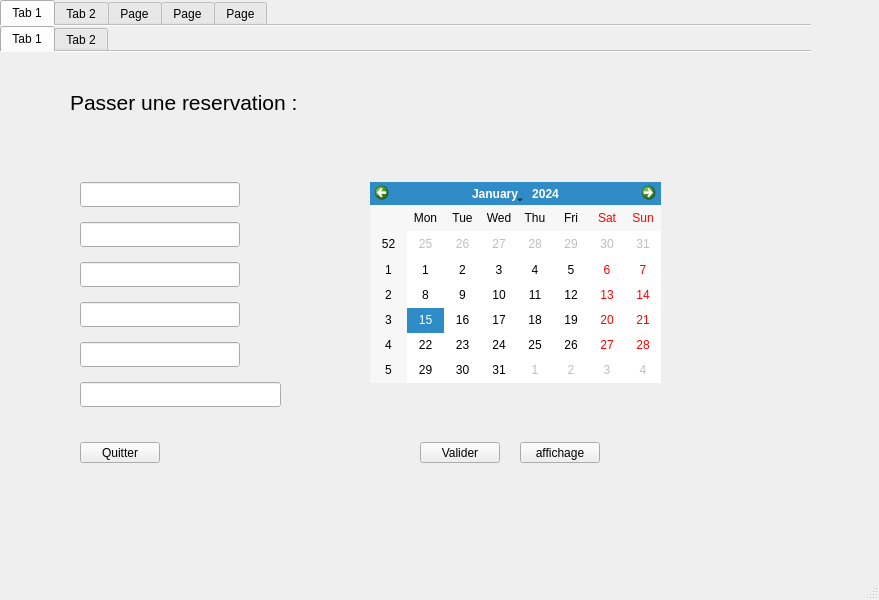
The window that mainwindow.ui (mohamed-amine-aouadi/my-hotel) describes before a commit, drawn with Qt 5.
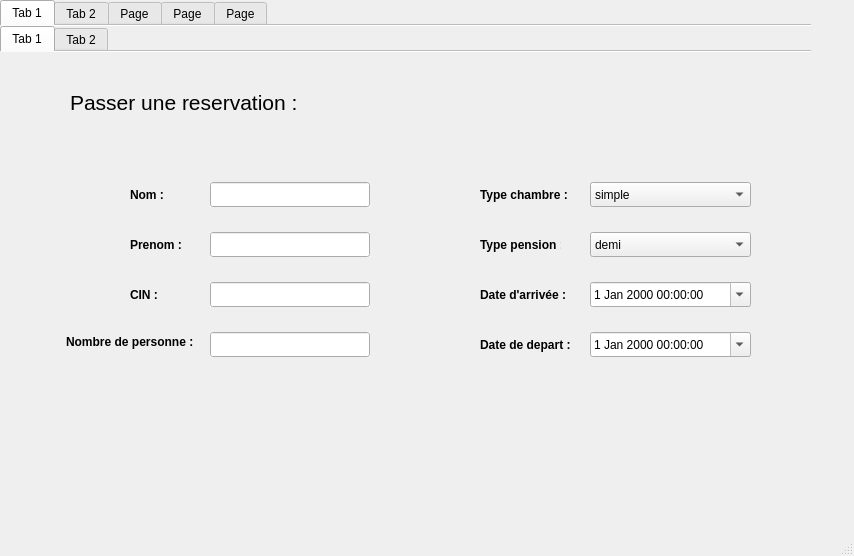
The same window after the commit. The open tabs and pages were chosen to show the change. Icons and pictures are not drawn.

```diff
--- a/mainwindow.ui
+++ b/mainwindow.ui
@@ -6,8 +6,8 @@
    <rect>
     <x>0</x>
     <y>0</y>
-    <width>879</width>
-    <height>600</height>
+    <width>854</width>
+    <height>556</height>
    </rect>
   </property>
   <property name="windowTitle">
@@ -58,11 +58,24 @@
        <attribute name="title">
         <string>Tab 1</string>
        </attribute>
+       <widget class="QLineEdit" name="Nom">
+        <property name="geometry">
+         <rect>
+          <x>210</x>
+          <y>130</y>
+          <width>160</width>
+          <height>25</height>
+         </rect>
+        </property>
+        <property name="autoFillBackground">
+         <bool>true</bool>
+        </property>
+       </widget>
        <widget class="QLineEdit" name="CIIN_2">
         <property name="geometry">
          <rect>
-          <x>80</x>
-          <y>170</y>
+          <x>210</x>
+          <y>230</y>
           <width>160</width>
           <height>25</height>
          </rect>
@@ -71,46 +84,27 @@
          <bool>true</bool>
         </property>
        </widget>
-       <widget class="QLineEdit" name="TypeCH">
-        <property name="geometry">
-         <rect>
-          <x>80</x>
-          <y>250</y>
-          <width>160</width>
-          <height>25</height>
-         </rect>
-        </property>
-        <property name="autoFillBackground">
-         <bool>true</bool>
-        </property>
-       </widget>
-       <widget class="QCalendarWidget" name="calendarWidget_2">
-        <property name="geometry">
-         <rect>
-          <x>370</x>
-          <y>130</y>
-          <width>291</width>
-          <height>201</height>
-         </rect>
-        </property>
-        <property name="autoFillBackground">
-         <bool>true</bool>
-        </property>
-       </widget>
        <widget class="QPushButton" name="pushButton_4">
         <property name="geometry">
          <rect>
-          <x>80</x>
+          <x>90</x>
           <y>390</y>
-          <width>80</width>
-          <height>21</height>
+          <width>40</width>
+          <height>40</height>
          </rect>
         </property>
         <property name="autoFillBackground">
-         <bool>true</bool>
+         <bool>false</bool>
+        </property>
+        <property name="styleSheet">
+         <string notr="true">background-color:tranparent;
+border-image:url(:/images/icones/quit.png);
+background:none;
+border:none;
+background-repeat:none;</string>
         </property>
         <property name="text">
-         <string>Quitter</string>
+         <string/>
         </property>
        </widget>
        <widget class="QPushButton" name="pushButton_6">
@@ -118,35 +112,29 @@
          <rect>
           <x>520</x>
           <y>390</y>
-          <width>80</width>
-          <height>21</height>
+          <width>45</width>
+          <height>40</height>
          </rect>
         </property>
         <property name="autoFillBackground">
-         <bool>true</bool>
+         <bool>false</bool>
+        </property>
+        <property name="styleSheet">
+         <string notr="true">background-color:tranparent;
+border-image:url(:/images/icones/view.png);
+background:none;
+border:none;
+background-repeat:none;</string>
         </property>
         <property name="text">
-         <string>affichage</string>
-        </property>
-       </widget>
-       <widget class="QLineEdit" name="TypePT">
-        <property name="geometry">
-         <rect>
-          <x>80</x>
-          <y>290</y>
-          <width>160</width>
-          <height>25</height>
-         </rect>
-        </property>
-        <property name="autoFillBackground">
-         <bool>true</bool>
+         <string/>
         </property>
        </widget>
        <widget class="QLineEdit" name="NBpersonnes_2">
         <property name="geometry">
          <rect>
-          <x>80</x>
-          <y>210</y>
+          <x>210</x>
+          <y>280</y>
           <width>160</width>
           <height>25</height>
          </rect>
@@ -158,8 +146,8 @@
        <widget class="QLineEdit" name="NomPrenom_2">
         <property name="geometry">
          <rect>
-          <x>80</x>
-          <y>130</y>
+          <x>210</x>
+          <y>180</y>
           <width>160</width>
           <height>25</height>
          </rect>
@@ -168,33 +156,27 @@
          <bool>true</bool>
         </property>
        </widget>
-       <widget class="QLineEdit" name="payer_2">
-        <property name="geometry">
-         <rect>
-          <x>80</x>
-          <y>330</y>
-          <width>201</width>
-          <height>25</height>
-         </rect>
-        </property>
-        <property name="autoFillBackground">
-         <bool>true</bool>
-        </property>
-       </widget>
        <widget class="QPushButton" name="pushButton_5">
         <property name="geometry">
          <rect>
           <x>420</x>
           <y>390</y>
-          <width>80</width>
-          <height>21</height>
+          <width>40</width>
+          <height>40</height>
          </rect>
         </property>
         <property name="autoFillBackground">
-         <bool>true</bool>
+         <bool>false</bool>
+        </property>
+        <property name="styleSheet">
+         <string notr="true">background-color:tranparent;
+border-image:url(:/images/icones/save.png);
+background:none;
+border:none;
+background-repeat:none;</string>
         </property>
         <property name="text">
-         <string>Valider</string>
+         <string/>
         </property>
        </widget>
        <widget class="QLabel" name="label">
@@ -215,6 +197,229 @@
          <string>Passer une reservation :</string>
         </property>
        </widget>
+       <widget class="QLabel" name="label_14">
+        <property name="geometry">
+         <rect>
+          <x>130</x>
+          <y>130</y>
+          <width>70</width>
+          <height>25</height>
+         </rect>
+        </property>
+        <property name="font">
+         <font>
+          <weight>75</weight>
+          <bold>true</bold>
+         </font>
+        </property>
+        <property name="text">
+         <string>Nom :</string>
+        </property>
+       </widget>
+       <widget class="QLabel" name="label_15">
+        <property name="geometry">
+         <rect>
+          <x>130</x>
+          <y>180</y>
+          <width>70</width>
+          <height>25</height>
+         </rect>
+        </property>
+        <property name="font">
+         <font>
+          <weight>75</weight>
+          <bold>true</bold>
+         </font>
+        </property>
+        <property name="text">
+         <string>Prenom :</string>
+        </property>
+       </widget>
+       <widget class="QLabel" name="label_16">
+        <property name="geometry">
+         <rect>
+          <x>130</x>
+          <y>230</y>
+          <width>70</width>
+          <height>25</height>
+         </rect>
+        </property>
+        <property name="font">
+         <font>
+          <weight>75</weight>
+          <bold>true</bold>
+         </font>
+        </property>
+        <property name="text">
+         <string>CIN :</string>
+        </property>
+       </widget>
+       <widget class="QLabel" name="label_17">
+        <property name="geometry">
+         <rect>
+          <x>66</x>
+          <y>280</y>
+          <width>131</width>
+          <height>20</height>
+         </rect>
+        </property>
+        <property name="font">
+         <font>
+          <weight>75</weight>
+          <bold>true</bold>
+         </font>
+        </property>
+        <property name="text">
+         <string>Nombre de personne :</string>
+        </property>
+       </widget>
+       <widget class="QLabel" name="label_18">
+        <property name="geometry">
+         <rect>
+          <x>480</x>
+          <y>130</y>
+          <width>91</width>
+          <height>25</height>
+         </rect>
+        </property>
+        <property name="font">
+         <font>
+          <weight>75</weight>
+          <bold>true</bold>
+         </font>
+        </property>
+        <property name="text">
+         <string>Type chambre :</string>
+        </property>
+       </widget>
+       <widget class="QLabel" name="label_19">
+        <property name="geometry">
+         <rect>
+          <x>480</x>
+          <y>180</y>
+          <width>81</width>
+          <height>25</height>
+         </rect>
+        </property>
+        <property name="font">
+         <font>
+          <weight>75</weight>
+          <bold>true</bold>
+         </font>
+        </property>
+        <property name="text">
+         <string>Type pension :</string>
+        </property>
+       </widget>
+       <widget class="QLabel" name="label_20">
+        <property name="geometry">
+         <rect>
+          <x>480</x>
+          <y>230</y>
+          <width>91</width>
+          <height>25</height>
+         </rect>
+        </property>
+        <property name="font">
+         <font>
+          <weight>75</weight>
+          <bold>true</bold>
+         </font>
+        </property>
+        <property name="text">
+         <string>Date d'arrivée :</string>
+        </property>
+       </widget>
+       <widget class="QLabel" name="label_21">
+        <property name="geometry">
+         <rect>
+          <x>480</x>
+          <y>280</y>
+          <width>91</width>
+          <height>25</height>
+         </rect>
+        </property>
+        <property name="font">
+         <font>
+          <weight>75</weight>
+          <bold>true</bold>
+         </font>
+        </property>
+        <property name="text">
+         <string>Date de depart :</string>
+        </property>
+       </widget>
+       <widget class="QDateTimeEdit" name="dateTimeEdit">
+        <property name="geometry">
+         <rect>
+          <x>590</x>
+          <y>230</y>
+          <width>161</width>
+          <height>25</height>
+         </rect>
+        </property>
+        <property name="calendarPopup">
+         <bool>true</bool>
+        </property>
+       </widget>
+       <widget class="QDateTimeEdit" name="dateTimeEdit_2">
+        <property name="geometry">
+         <rect>
+          <x>590</x>
+          <y>280</y>
+          <width>161</width>
+          <height>25</height>
+         </rect>
+        </property>
+        <property name="calendarPopup">
+         <bool>true</bool>
+        </property>
+       </widget>
+       <widget class="QComboBox" name="TypeC">
+        <property name="geometry">
+         <rect>
+          <x>590</x>
+          <y>130</y>
+          <width>161</width>
+          <height>25</height>
+         </rect>
+        </property>
+        <item>
+         <property name="text">
+          <string>simple</string>
+         </property>
+        </item>
+        <item>
+         <property name="text">
+          <string>double</string>
+         </property>
+        </item>
+        <item>
+         <property name="text">
+          <string>suite</string>
+         </property>
+        </item>
+       </widget>
+       <widget class="QComboBox" name="TypeP_2">
+        <property name="geometry">
+         <rect>
+          <x>590</x>
+          <y>180</y>
+          <width>161</width>
+          <height>25</height>
+         </rect>
+        </property>
+        <item>
+         <property name="text">
+          <string>demi</string>
+         </property>
+        </item>
+        <item>
+         <property name="text">
+          <string>complete</string>
+         </property>
+        </item>
+       </widget>
       </widget>
       <widget class="QWidget" name="tab_2">
        <attribute name="title">
```
Left out of the diff: 763 changed lines with no effect on the pictures.
